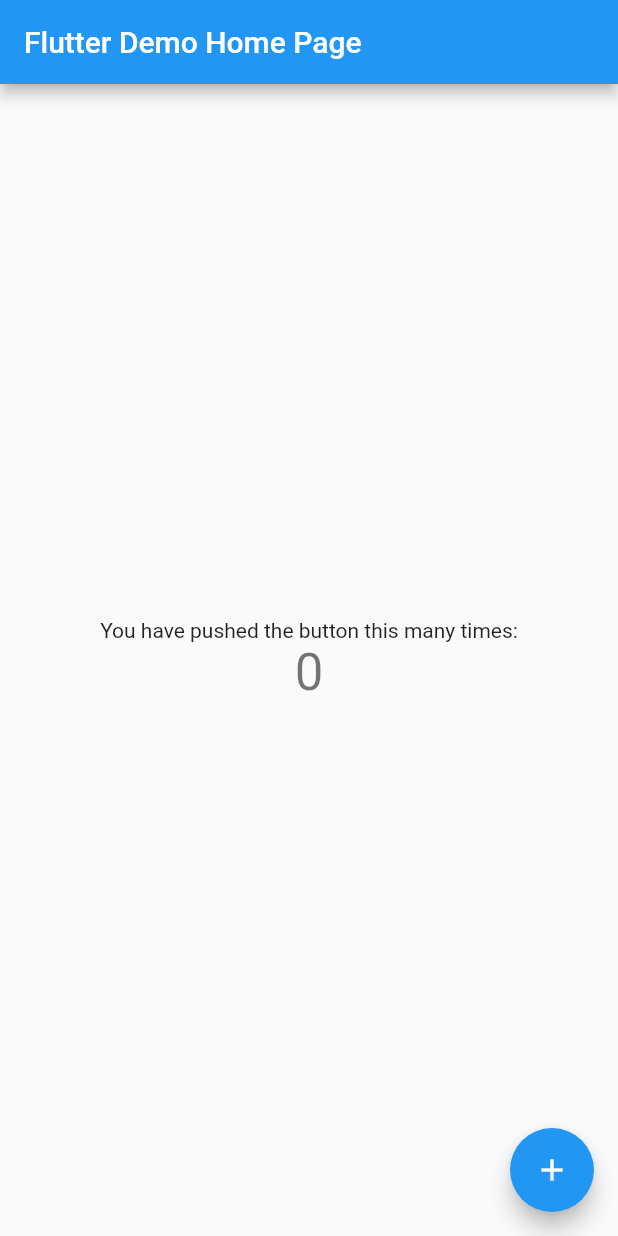
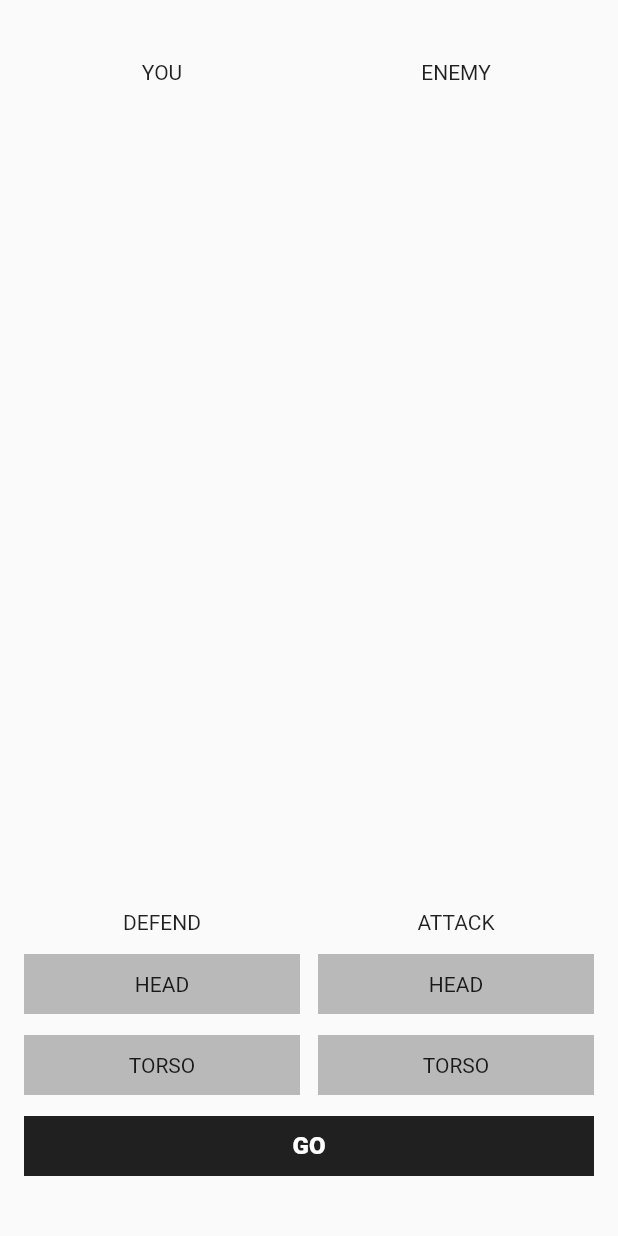
Before and after one commit to RNOVOSELOV/flutter_fight_club, a Flutter app: the screen it shows after launch, on a phone screen of 412 x 824 dp. Run offline on Flutter 3.47's test engine with Material 2 defaults, Android fonts, the phone set to English and light mode, and no system bars.

Commit message:
Реализовал код с урока

```diff
--- a/lib/main.dart
+++ b/lib/main.dart
@@ -1,115 +1,199 @@
 import 'package:flutter/material.dart';
 
 void main() {
-  runApp(const MyApp());
+  runApp(MyApp());
 }
 
 class MyApp extends StatelessWidget {
-  const MyApp({super.key});
-
-  // This widget is the root of your application.
   @override
   Widget build(BuildContext context) {
     return MaterialApp(
-      title: 'Flutter Demo',
-      theme: ThemeData(
-        // This is the theme of your application.
-        //
-        // Try running your application with "flutter run". You'll see the
-        // application has a blue toolbar. Then, without quitting the app, try
-        // changing the primarySwatch below to Colors.green and then invoke
-        // "hot reload" (press "r" in the console where you ran "flutter run",
-        // or simply save your changes to "hot reload" in a Flutter IDE).
-        // Notice that the counter didn't reset back to zero; the application
-        // is not restarted.
-        primarySwatch: Colors.blue,
-      ),
-      home: const MyHomePage(title: 'Flutter Demo Home Page'),
+      home: MyHomePage(),
     );
   }
 }
 
 class MyHomePage extends StatefulWidget {
-  const MyHomePage({super.key, required this.title});
-
-  // This widget is the home page of your application. It is stateful, meaning
-  // that it has a State object (defined below) that contains fields that affect
-  // how it looks.
-
-  // This class is the configuration for the state. It holds the values (in this
-  // case the title) provided by the parent (in this case the App widget) and
-  // used by the build method of the State. Fields in a Widget subclass are
-  // always marked "final".
-
-  final String title;
-
   @override
   State<MyHomePage> createState() => _MyHomePageState();
 }
 
 class _MyHomePageState extends State<MyHomePage> {
-  int _counter = 0;
+  BodyPart? defendingBodyPart;
+  BodyPart? attackingBodyPart;
 
-  void _incrementCounter() {
+  @override
+  Widget build(BuildContext context) {
+    return Scaffold(
+      body: Column(
+        children: [
+          SizedBox(
+            height: 40,
+          ),
+          Row(
+            children: [
+              SizedBox(
+                width: 16,
+              ),
+              Expanded(child: Center(child: Text("You".toUpperCase()))),
+              SizedBox(
+                width: 12,
+              ),
+              Expanded(child: Center(child: Text("Enemy".toUpperCase()))),
+              SizedBox(
+                width: 16,
+              ),
+            ],
+          ),
+          Expanded(child: SizedBox()),
+          Row(
+            mainAxisAlignment: MainAxisAlignment.center,
+            children: [
+              SizedBox(
+                width: 16,
+              ),
+              Expanded(
+                child: Column(
+                  children: [
+                    Text("Defend".toUpperCase()),
+                    SizedBox(
+                      height: 13,
+                    ),
+                    BodyPartButton(
+                      bodyPart: BodyPart.head,
+                      selected: defendingBodyPart == BodyPart.head,
+                      bodyPartSetter: _selectDefendingBodyPart,
+                    ),
+                    SizedBox(
+                      height: 14,
+                    ),
+                    BodyPartButton(
+                      bodyPart: BodyPart.torso,
+                      selected: defendingBodyPart == BodyPart.torso,
+                      bodyPartSetter: _selectDefendingBodyPart,
+                    ),
+                  ],
+                ),
+              ),
+              SizedBox(
+                width: 12,
+              ),
+              Expanded(
+                child: Column(
+                  children: [
+                    Text("Attack".toUpperCase()),
+                    SizedBox(
+                      height: 13,
+                    ),
+                    BodyPartButton(
+                      bodyPart: BodyPart.head,
+                      selected: attackingBodyPart == BodyPart.head,
+                      bodyPartSetter: _selectAttackingBodyPart,
+                    ),
+                    SizedBox(
+                      height: 14,
+                    ),
+                    BodyPartButton(
+                      bodyPart: BodyPart.torso,
+                      selected: attackingBodyPart == BodyPart.torso,
+                      bodyPartSetter: _selectAttackingBodyPart,
+                    )
+                  ],
+                ),
+              ),
+              SizedBox(
+                width: 16,
+              )
+            ],
+          ),
+          SizedBox(
+            height: 14,
+          ),
+          Row(
+            children: [
+              SizedBox(
+                width: 16,
+              ),
+              Expanded(
+                  child: SizedBox(
+                height: 40,
+                child: ColoredBox(
+                  color: Color.fromRGBO(0, 0, 0, 0.87),
+                  child: Center(
+                    child: Text(
+                      "Go".toUpperCase(),
+                      style: TextStyle(
+                          color: Colors.white,
+                          fontWeight: FontWeight.w900,
+                          fontSize: 16),
+                    ),
+                  ),
+                ),
+              )),
+              SizedBox(
+                width: 16,
+              ),
+            ],
+          ),
+          SizedBox(
+            height: 40,
+          ),
+        ],
+      ),
+    );
+  }
+
+  void _selectDefendingBodyPart(final BodyPart value) {
     setState(() {
-      // This call to setState tells the Flutter framework that something has
-      // changed in this State, which causes it to rerun the build method below
-      // so that the display can reflect the updated values. If we changed
-      // _counter without calling setState(), then the build method would not be
-      // called again, and so nothing would appear to happen.
-      _counter++;
+      defendingBodyPart = value;
     });
   }
 
+  void _selectAttackingBodyPart(final BodyPart value) {
+    setState(() {
+      attackingBodyPart = value;
+    });
+  }
+}
+
+class BodyPart {
+  final String name;
+
+  const BodyPart._(this.name);
+
+  static const head = BodyPart._("Head");
+  static const torso = BodyPart._("Torso");
+
+  @override
+  String toString() {
+    return 'BodyPart{name: $name}';
+  }
+}
+
+class BodyPartButton extends StatelessWidget {
+  final BodyPart bodyPart;
+  final bool selected;
+  final ValueSetter<BodyPart> bodyPartSetter;
+
+  const BodyPartButton({
+    Key? key,
+    required this.bodyPart,
+    required this.selected,
+    required this.bodyPartSetter,
+  }) : super(key: key);
+
   @override
   Widget build(BuildContext context) {
-    // This method is rerun every time setState is called, for instance as done
-    // by the _incrementCounter method above.
-    //
-    // The Flutter framework has been optimized to make rerunning build methods
-    // fast, so that you can just rebuild anything that needs updating rather
-    // than having to individually change instances of widgets.
-    return Scaffold(
-      appBar: AppBar(
-        // Here we take the value from the MyHomePage object that was created by
-        // the App.build method, and use it to set our appbar title.
-        title: Text(widget.title),
-      ),
-      body: Center(
-        // Center is a layout widget. It takes a single child and positions it
-        // in the middle of the parent.
-        child: Column(
-          // Column is also a layout widget. It takes a list of children and
-          // arranges them vertically. By default, it sizes itself to fit its
-          // children horizontally, and tries to be as tall as its parent.
-          //
-          // Invoke "debug painting" (press "p" in the console, choose the
-          // "Toggle Debug Paint" action from the Flutter Inspector in Android
-          // Studio, or the "Toggle Debug Paint" command in Visual Studio Code)
-          // to see the wireframe for each widget.
-          //
-          // Column has various properties to control how it sizes itself and
-          // how it positions its children. Here we use mainAxisAlignment to
-          // center the children vertically; the main axis here is the vertical
-          // axis because Columns are vertical (the cross axis would be
-          // horizontal).
-          mainAxisAlignment: MainAxisAlignment.center,
-          children: <Widget>[
-            const Text(
-              'You have pushed the button this many times:',
-            ),
-            Text(
-              '$_counter',
-              style: Theme.of(context).textTheme.headline4,
-            ),
-          ],
+    return GestureDetector(
+      onTap: () => bodyPartSetter(bodyPart),
+      child: SizedBox(
+        height: 40,
+        child: ColoredBox(
+          color:
+              selected ? const Color.fromRGBO(28, 121, 206, 1) : Colors.black26,
+          child: Center(child: Text(bodyPart.name.toUpperCase())),
         ),
       ),
-      floatingActionButton: FloatingActionButton(
-        onPressed: _incrementCounter,
-        tooltip: 'Increment',
-        child: const Icon(Icons.add),
-      ), // This trailing comma makes auto-formatting nicer for build methods.
     );
   }
 }
```
